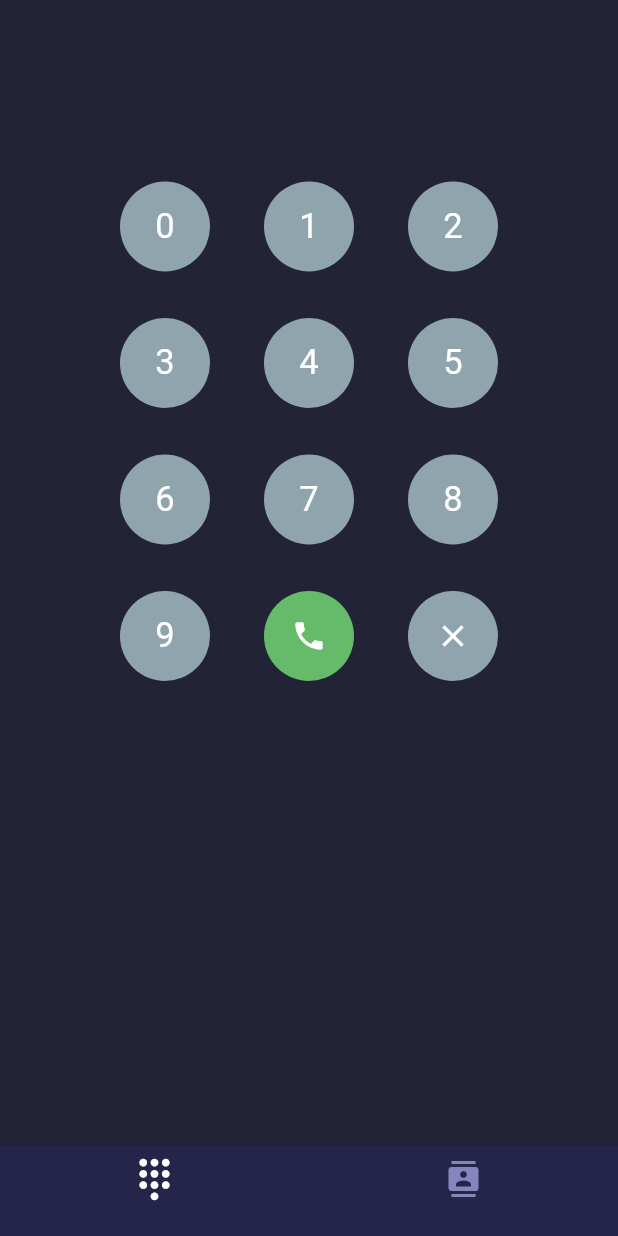
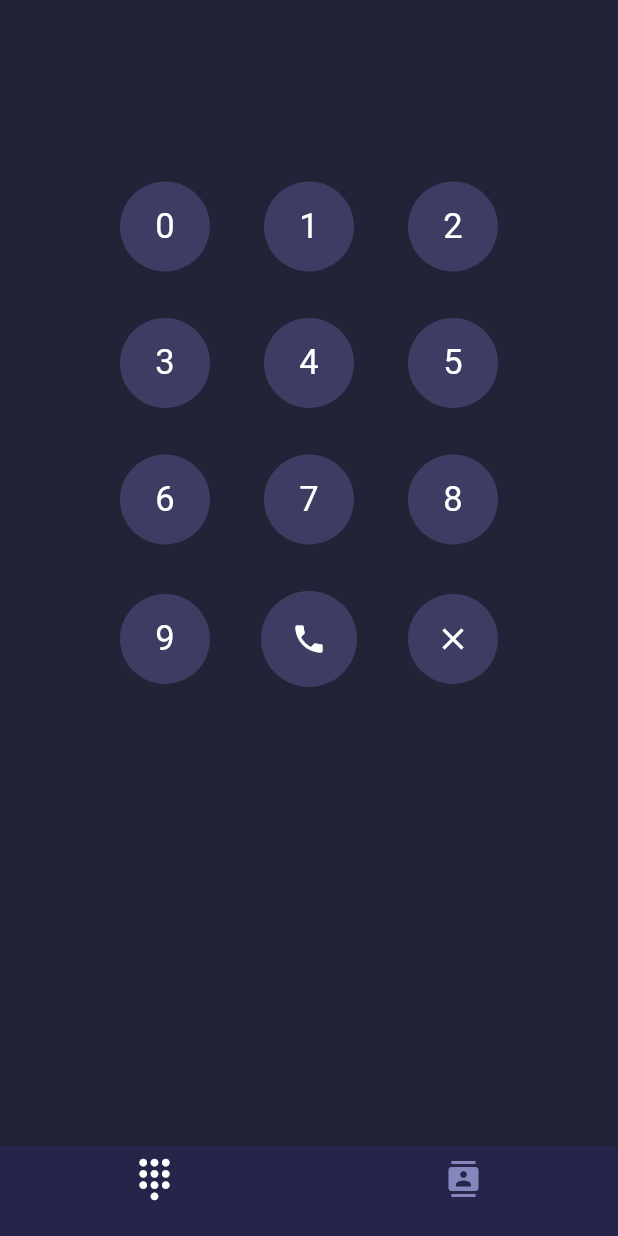
Before and after one commit to m0inur/Contacts-Flutter, a Flutter app: the PhoneDialer screen opened by its route, on a phone screen of 412 x 824 dp. Run offline on Flutter 3.47's test engine with Material 2 defaults, Android fonts, the phone set to English and light mode, and no system bars; our stand-ins replace cloud_firestore, firebase_auth, firebase_core, image_picker, lottie, persistent_bottom_nav_bar and 2 more; missing offline and left inert: flutter_phone_direct_caller; accounts and stored records are empty.

```diff
--- a/lib/pages/phoneDialer.dart
+++ b/lib/pages/phoneDialer.dart
@@ -1,4 +1,8 @@
+import 'package:contacts/pages/contact_pages/contacts.dart';
+import 'package:contacts/pages/contact_pages/loading_page.dart';
 import 'package:flutter/material.dart';
+import 'package:flutter_phone_direct_caller/flutter_phone_direct_caller.dart';
+import 'package:persistent_bottom_nav_bar/persistent-tab-view.dart';
 
 class PhoneDialer extends StatefulWidget {
   @override
@@ -15,6 +19,10 @@ class _PhoneDialerState extends State<PhoneDialer> {
     super.dispose();
   }
 
+  void _callNumber() async{
+    FlutterPhoneDirectCaller.callNumber(numberController.text);
+  }
+
   Widget build(BuildContext context) {
     Widget circleAvatar(text, fontSize) {
       return TextButton(
@@ -28,7 +36,7 @@ class _PhoneDialerState extends State<PhoneDialer> {
           children: [
             CircleAvatar(
               backgroundImage: AssetImage("assets/transparent-circle.png"),
-              backgroundColor: Colors.blueGrey[300],
+              backgroundColor: Color(0xff3d3d63),
               child: Padding(
                 padding: const EdgeInsets.all(12.0),
                 child: Text(
@@ -101,14 +109,14 @@ class _PhoneDialerState extends State<PhoneDialer> {
 
               TextButton(
                 onPressed: () {
-                  print("Call");
+                  _callNumber();
                 },
                 child: Column(
                   children: [
                     CircleAvatar(
                       backgroundImage:
                           AssetImage("assets/transparent-circle.png"),
-                      backgroundColor: Colors.green[400],
+                      backgroundColor: Color(0xff3d3d63),
                       child: Padding(
                         padding: const EdgeInsets.all(12.0),
                         child: Icon(
@@ -116,7 +124,7 @@ class _PhoneDialerState extends State<PhoneDialer> {
                           color: Colors.white,
                         ),
                       ),
-                      radius: 30,
+                      radius: 32,
                     ),
                     SizedBox(
                       width: 80,
@@ -140,7 +148,7 @@ class _PhoneDialerState extends State<PhoneDialer> {
                     CircleAvatar(
                       backgroundImage:
                       AssetImage("assets/transparent-circle.png"),
-                      backgroundColor: Colors.blueGrey[300],
+                      backgroundColor: Color(0xff3d3d63),
                       child: Padding(
                         padding: const EdgeInsets.all(12.0),
                         child: Icon(
@@ -169,7 +177,13 @@ class _PhoneDialerState extends State<PhoneDialer> {
     void _onItemTapped(int index) {
       setState(() {
         if(index == 1) {
-          Navigator.pushNamedAndRemoveUntil(context, "/", (route) => false);
+          Navigator.pushReplacement(
+            context,
+            PageRouteBuilder(
+              pageBuilder: (context, animation1, animation2) => LoadingPage(),
+              transitionDuration: Duration(seconds: 0),
+            ),
+          );
         } else {
           Navigator.pushReplacementNamed(context, "/phoneDialer");
         }
@@ -177,18 +191,8 @@ class _PhoneDialerState extends State<PhoneDialer> {
       });
     }
 
-    return Scaffold(
-      body: SafeArea(
-        child: Column(
-          children: <Widget>[
-            SizedBox(
-              height: 60,
-            ),
-            dialPad()
-          ],
-        ),
-      ),
-      bottomNavigationBar: BottomNavigationBar(
+    BottomNavigationBar bottomNavigationBar() {
+      return BottomNavigationBar(
         backgroundColor: new Color(0xff252549),
 
         items: const <BottomNavigationBarItem>[
@@ -210,7 +214,23 @@ class _PhoneDialerState extends State<PhoneDialer> {
         selectedItemColor: Colors.white,
         unselectedItemColor: Color(0xff8686bd),
         onTap: _onItemTapped,
+      );
+    }
+
+    return Scaffold(
+      body: SafeArea(
+        child: Column(
+          children: <Widget>[
+            SizedBox(
+              height: 60,
+            ),
+            dialPad(),
+          ],
+        ),
+
       ),
+        bottomNavigationBar: bottomNavigationBar()
     );
+
   }
 }
--- a/pubspec.yaml
+++ b/pubspec.yaml
@@ -31,6 +31,8 @@ dependencies:
   firebase_auth: ^1.4.1
   top_snackbar_flutter: ^1.0.0
   cloud_firestore: ^2.2.2
+  flutter_phone_direct_caller: ^2.0.0
+  persistent_bottom_nav_bar: ^4.0.2
 
   # The following adds the Cupertino Icons font to your application.
   # Use with the CupertinoIcons class for iOS style icons.
```
Also changed, not shown: lib/pages/contact_pages/contacts.dart (+46 -34 lines), lib/pages/contact_pages/details.dart (+18 -10 lines), lib/pages/contact_pages/loading_page.dart (+58 -2 lines), pubspec.lock.
